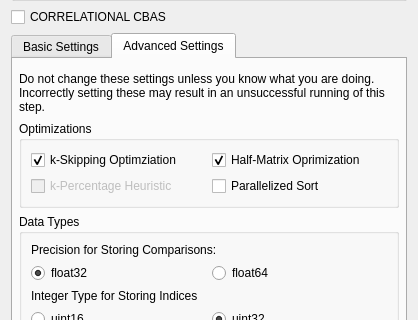
Qt form ui/SettingsDialog.ui (danielhsu021202/PythonCBAS) before a commit; both pictures show x 0 to 418 and y 172 to 492 of the 418 by 620 pixel window.
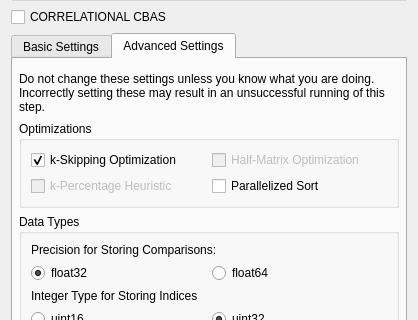
The same form after that commit. Icons and pictures are not drawn.

What changed in the file:
```diff
--- a/ui/SettingsDialog.ui
+++ b/ui/SettingsDialog.ui
@@ -647,7 +647,7 @@
               <item row="0" column="0">
                <widget class="QCheckBox" name="kSkipCheckbox">
                 <property name="text">
-                 <string>k-Skipping Optimziation</string>
+                 <string>k-Skipping Optimization</string>
                 </property>
                 <property name="checked">
                  <bool>true</bool>
@@ -656,11 +656,14 @@
               </item>
               <item row="0" column="1">
                <widget class="QCheckBox" name="halfMatrixCheckbox">
+                <property name="enabled">
+                 <bool>false</bool>
+                </property>
                 <property name="text">
-                 <string>Half-Matrix Oprimization</string>
+                 <string>Half-Matrix Optimization</string>
                 </property>
                 <property name="checked">
-                 <bool>true</bool>
+                 <bool>false</bool>
                 </property>
                </widget>
               </item>
```
Left out of the diff: 3 changed lines with no effect on the pictures.
